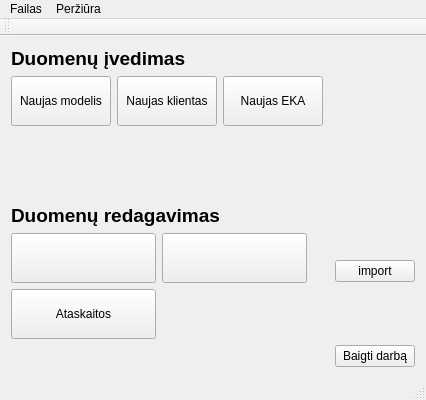
Before: the Qt Designer form duombaze/mainwindow.ui in Tautvydas2019/Diplomas, drawn with Qt 5.
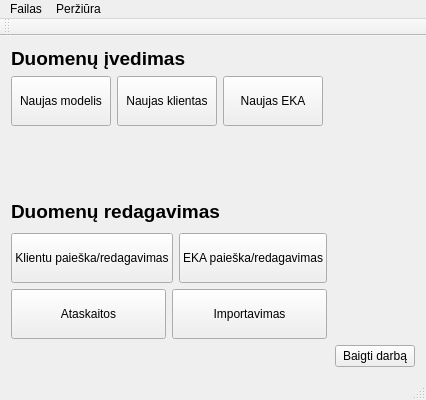
After: the same form once the commit is applied.

Commit message: fixed main window

The edit to the form file:
```diff
--- a/duombaze/mainwindow.ui
+++ b/duombaze/mainwindow.ui
@@ -14,82 +14,10 @@
    <string>MainWindow</string>
   </property>
   <widget class="QWidget" name="centralWidget">
-   <layout class="QGridLayout" name="gridLayout">
-    <item row="2" column="1">
-     <widget class="QPushButton" name="pushButton">
-      <property name="text">
-       <string>import</string>
-      </property>
-     </widget>
-    </item>
-    <item row="2" column="0">
-     <layout class="QFormLayout" name="formLayout_2">
-      <property name="fieldGrowthPolicy">
-       <enum>QFormLayout::AllNonFixedFieldsGrow</enum>
-      </property>
-      <item row="0" column="0">
-       <widget class="QLabel" name="label_edit">
-        <property name="text">
-         <string>&lt;html&gt;&lt;head/&gt;&lt;body&gt;&lt;p&gt;&lt;span style=&quot; font-size:14pt; font-weight:600;&quot;&gt;Duomenų redagavimas&lt;/span&gt;&lt;/p&gt;&lt;/body&gt;&lt;/html&gt;</string>
-        </property>
-       </widget>
-      </item>
-      <item row="1" column="0">
-       <layout class="QHBoxLayout" name="horizontalLayout_2">
+   <layout class="QVBoxLayout" name="verticalLayout_2">
         <item>
-         <widget class="QPushButton" name="pushButton_clientedit">
-          <property name="minimumSize">
-           <size>
-            <width>145</width>
-            <height>50</height>
-           </size>
-          </property>
-          <property name="text">
-           <string>Klientų duomenų bazė</string>
-           <string>&lt;html&gt;&lt;head/&gt;&lt;body&gt;&lt;p&gt;&lt;span style=&quot; font-size:14pt; font-weight:600;&quot;&gt;Duomenų įvedimas&lt;/span&gt;&lt;/p&gt;&lt;/body&gt;&lt;/html&gt;</string>
-           <string>Klientu paieška/redagavimas</string>
-          </property>
-         </widget>
-        </item>
+     <layout class="QHBoxLayout" name="horizontalLayout_5">
         <item>
-         <widget class="QPushButton" name="pushButton_ekaedit">
-          <property name="minimumSize">
-           <size>
-            <width>145</width>
-            <height>50</height>
-           </size>
-          </property>
-          <property name="maximumSize">
-           <size>
-            <width>15564987</width>
-            <height>16777215</height>
-           </size>
-          </property>
-          <property name="text">
-           <string>EKA duomenų bazė</string>
-           <string>&lt;html&gt;&lt;head/&gt;&lt;body&gt;&lt;p&gt;&lt;span style=&quot; font-size:14pt; font-weight:600;&quot;&gt;Duomenų redagavimas&lt;/span&gt;&lt;/p&gt;&lt;/body&gt;&lt;/html&gt;</string>
-           <string>EKA paieška/redagavimas</string>
-          </property>
-         </widget>
-        </item>
-       </layout>
-      </item>
-      <item row="2" column="0">
-       <widget class="QPushButton" name="pushButton_3">
-        <property name="minimumSize">
-         <size>
-          <width>145</width>
-          <height>50</height>
-         </size>
-        </property>
-        <property name="text">
-         <string>Ataskaitos</string>
-        </property>
-       </widget>
-      </item>
-     </layout>
-    </item>
-    <item row="0" column="0">
      <layout class="QFormLayout" name="formLayout">
       <item row="0" column="0">
        <widget class="QLabel" name="label_insert">
@@ -143,7 +71,131 @@
       </item>
      </layout>
     </item>
-    <item row="5" column="1">
+      <item>
+       <spacer name="horizontalSpacer_3">
+        <property name="orientation">
+         <enum>Qt::Horizontal</enum>
+        </property>
+        <property name="sizeHint" stdset="0">
+         <size>
+          <width>40</width>
+          <height>20</height>
+         </size>
+        </property>
+       </spacer>
+      </item>
+     </layout>
+    </item>
+    <item>
+     <layout class="QHBoxLayout" name="horizontalLayout_6">
+      <item>
+       <layout class="QVBoxLayout" name="verticalLayout">
+        <item>
+         <widget class="QLabel" name="label_edit">
+          <property name="text">
+           <string>&lt;html&gt;&lt;head/&gt;&lt;body&gt;&lt;p&gt;&lt;span style=&quot; font-size:14pt; font-weight:600;&quot;&gt;Duomenų redagavimas&lt;/span&gt;&lt;/p&gt;&lt;/body&gt;&lt;/html&gt;</string>
+          </property>
+         </widget>
+        </item>
+        <item>
+         <layout class="QHBoxLayout" name="horizontalLayout_2">
+          <item>
+           <widget class="QPushButton" name="pushButton_clientedit">
+            <property name="minimumSize">
+             <size>
+              <width>145</width>
+              <height>50</height>
+             </size>
+            </property>
+            <property name="text">
+             <string>Klientu paieška/redagavimas</string>
+            </property>
+           </widget>
+          </item>
+          <item>
+           <widget class="QPushButton" name="pushButton_ekaedit">
+            <property name="minimumSize">
+             <size>
+              <width>145</width>
+              <height>50</height>
+             </size>
+            </property>
+            <property name="maximumSize">
+             <size>
+              <width>15564987</width>
+              <height>16777215</height>
+             </size>
+            </property>
+            <property name="text">
+             <string>EKA paieška/redagavimas</string>
+            </property>
+           </widget>
+          </item>
+         </layout>
+        </item>
+        <item>
+         <layout class="QHBoxLayout" name="horizontalLayout_3">
+          <item>
+           <widget class="QPushButton" name="pushButton_3">
+            <property name="minimumSize">
+             <size>
+              <width>145</width>
+              <height>50</height>
+             </size>
+            </property>
+            <property name="text">
+             <string>Ataskaitos</string>
+            </property>
+           </widget>
+          </item>
+          <item>
+           <widget class="QPushButton" name="pushButton">
+            <property name="minimumSize">
+             <size>
+              <width>145</width>
+              <height>50</height>
+             </size>
+            </property>
+            <property name="text">
+             <string>Importavimas</string>
+            </property>
+           </widget>
+          </item>
+         </layout>
+        </item>
+       </layout>
+      </item>
+      <item>
+       <spacer name="horizontalSpacer_2">
+        <property name="orientation">
+         <enum>Qt::Horizontal</enum>
+        </property>
+        <property name="sizeHint" stdset="0">
+         <size>
+          <width>40</width>
+          <height>20</height>
+         </size>
+        </property>
+       </spacer>
+      </item>
+     </layout>
+    </item>
+    <item>
+     <layout class="QHBoxLayout" name="horizontalLayout_4">
+      <item>
+       <spacer name="horizontalSpacer">
+        <property name="orientation">
+         <enum>Qt::Horizontal</enum>
+        </property>
+        <property name="sizeHint" stdset="0">
+         <size>
+          <width>40</width>
+          <height>20</height>
+         </size>
+        </property>
+       </spacer>
+      </item>
+      <item>
      <widget class="QPushButton" name="pushButton_close">
       <property name="minimumSize">
        <size>
@@ -163,6 +215,15 @@
      </widget>
     </item>
    </layout>
+    </item>
+   </layout>
+   <zorder>pushButton</zorder>
+   <zorder>pushButton_close</zorder>
+   <zorder></zorder>
+   <zorder></zorder>
+   <zorder>horizontalSpacer</zorder>
+   <zorder>horizontalSpacer_2</zorder>
+   <zorder>horizontalSpacer_3</zorder>
   </widget>
   <widget class="QMenuBar" name="menuBar">
    <property name="geometry">
```
Lines whose indentation alone changed are shown as unchanged.
